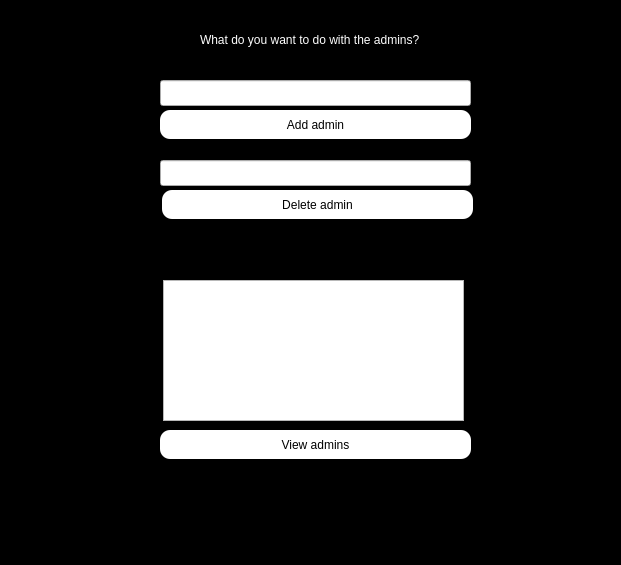
Old version of the form enter/admin_before.ui in the repository Shayanrava/APproject.
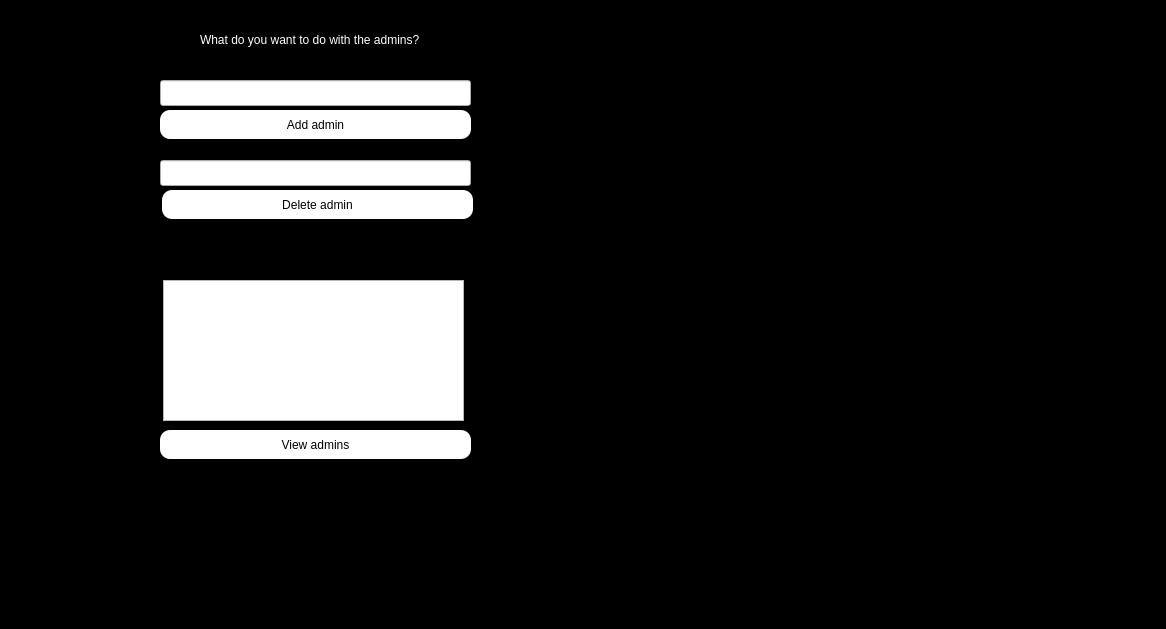
New version of the form.

```diff
--- a/enter/admin_before.ui
+++ b/enter/admin_before.ui
@@ -6,8 +6,8 @@
    <rect>
     <x>0</x>
     <y>0</y>
-    <width>621</width>
-    <height>565</height>
+    <width>1166</width>
+    <height>629</height>
    </rect>
   </property>
   <property name="windowTitle">
```
